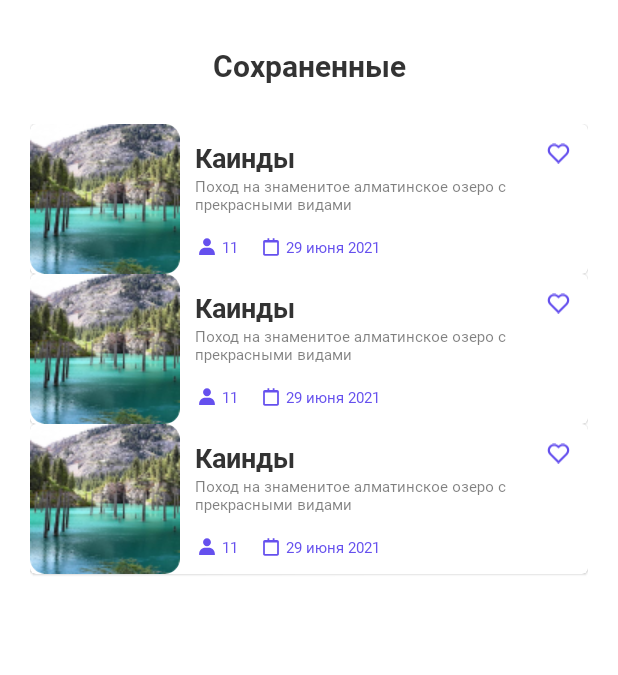
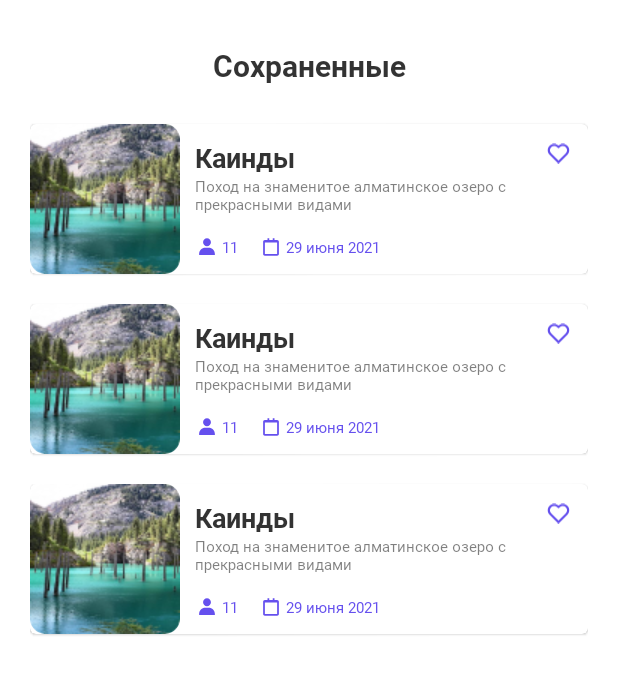
Before and after one commit to arsensaliev/demal-android, an Android app: the layout fragment_wishlist.xml on its own in the app's theme, with its tools: preview values and no code run, on a phone screen of 412 x 824 dp. Shown: the top 675 px of the screen. Run offline under Robolectric (Android 15) with nearby library versions, the phone set to English and light mode, and no system bars.

Commit message:
feat: add margins on tour item

```diff
--- a/app/src/main/res/layout/item_tour.xml
+++ b/app/src/main/res/layout/item_tour.xml
@@ -4,7 +4,9 @@
     xmlns:tools="http://schemas.android.com/tools"
     android:id="@+id/cardView_tour"
     android:layout_width="match_parent"
-    android:layout_height="100dp">
+    android:layout_height="100dp"
+    android:layout_marginTop="10dp"
+    android:layout_marginBottom="10dp">
 
     <androidx.constraintlayout.widget.ConstraintLayout
         android:layout_width="match_parent"
--- a/app/src/main/res/values/dimens.xml
+++ b/app/src/main/res/values/dimens.xml
@@ -11,6 +11,6 @@
     <dimen name="item_icon_to_icon_margin">16dp</dimen>
     <dimen name="item_like_imageview_size">15dp</dimen>
     <dimen name="header_margin_top">30dp</dimen>
-    <dimen name="recycler_margin_top">25dp</dimen>
+    <dimen name="recycler_margin_top">15dp</dimen>
     <dimen name="recycler_margin_side">20dp</dimen>
 </resources>
```
